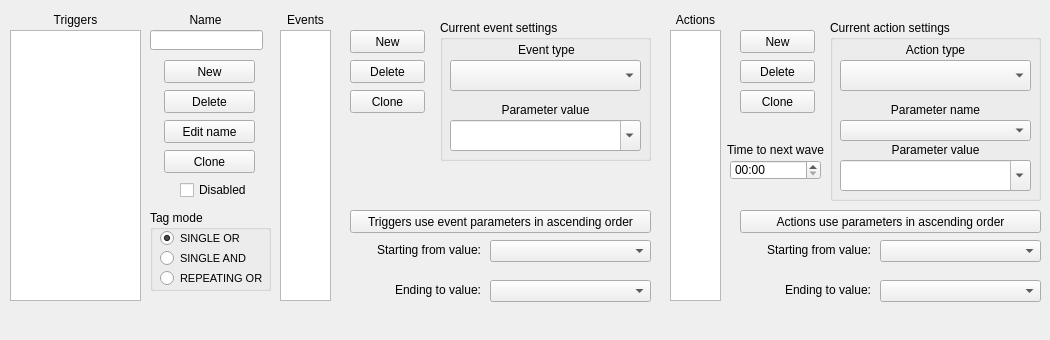
Qt form src/ui/triggersection.ui (PTapioK/TSWaveMaker) before a commit.
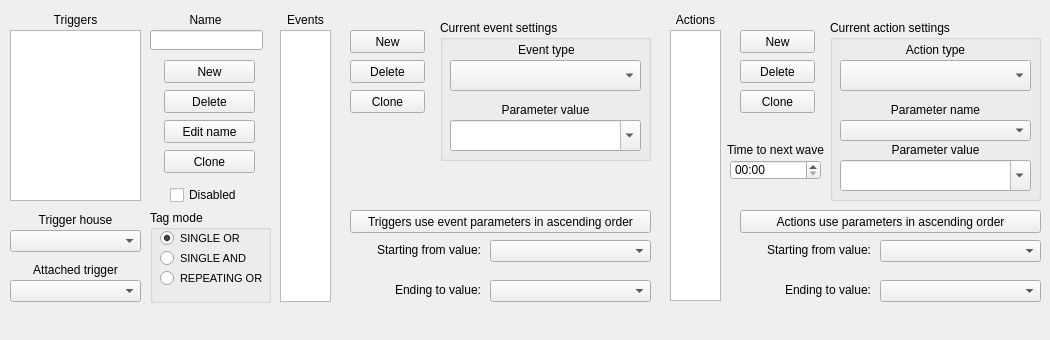
The same form after that commit.

Commit message: Add UI controls for trigger house and attached trigger.

The edit to the form file:
```diff
--- a/src/ui/triggersection.ui
+++ b/src/ui/triggersection.ui
@@ -130,7 +130,7 @@
       <x>10</x>
       <y>30</y>
       <width>131</width>
-      <height>271</height>
+      <height>171</height>
      </rect>
     </property>
     <property name="selectionMode">
@@ -140,10 +140,10 @@
    <widget class="QCheckBox" name="isDisabledCheck">
     <property name="geometry">
      <rect>
-      <x>180</x>
+      <x>170</x>
       <y>180</y>
-      <width>81</width>
-      <height>20</height>
+      <width>91</width>
+      <height>30</height>
      </rect>
     </property>
     <property name="text">
@@ -473,7 +473,7 @@
       <x>280</x>
       <y>30</y>
       <width>51</width>
-      <height>271</height>
+      <height>272</height>
      </rect>
     </property>
     <property name="selectionMode">
@@ -612,7 +612,7 @@
       <x>150</x>
       <y>210</y>
       <width>121</width>
-      <height>81</height>
+      <height>93</height>
      </rect>
     </property>
     <property name="title">
@@ -663,7 +663,7 @@
        <x>10</x>
        <y>60</y>
        <width>121</width>
-       <height>17</height>
+       <height>16</height>
       </rect>
      </property>
      <property name="font">
@@ -735,6 +735,52 @@
      <string>&lt;html&gt;&lt;head/&gt;&lt;body&gt;&lt;p align=&quot;right&quot;&gt;Ending to value:&lt;/p&gt;&lt;/body&gt;&lt;/html&gt;</string>
     </property>
    </widget>
+   <widget class="QComboBox" name="AttachedTriggerBox">
+    <property name="geometry">
+     <rect>
+      <x>10</x>
+      <y>280</y>
+      <width>131</width>
+      <height>22</height>
+     </rect>
+    </property>
+   </widget>
+   <widget class="QLabel" name="AttachedTriggerLabel">
+    <property name="geometry">
+     <rect>
+      <x>10</x>
+      <y>260</y>
+      <width>131</width>
+      <height>20</height>
+     </rect>
+    </property>
+    <property name="text">
+     <string>&lt;html&gt;&lt;head/&gt;&lt;body&gt;&lt;p align=&quot;center&quot;&gt;Attached trigger&lt;/p&gt;&lt;/body&gt;&lt;/html&gt;</string>
+    </property>
+   </widget>
+   <widget class="QComboBox" name="TriggerHouseBox">
+    <property name="geometry">
+     <rect>
+      <x>10</x>
+      <y>230</y>
+      <width>131</width>
+      <height>22</height>
+     </rect>
+    </property>
+   </widget>
+   <widget class="QLabel" name="TriggerHouseLabel">
+    <property name="geometry">
+     <rect>
+      <x>10</x>
+      <y>210</y>
+      <width>131</width>
+      <height>20</height>
+     </rect>
+    </property>
+    <property name="text">
+     <string>&lt;html&gt;&lt;head/&gt;&lt;body&gt;&lt;p align=&quot;center&quot;&gt;Trigger house&lt;/p&gt;&lt;/body&gt;&lt;/html&gt;</string>
+    </property>
+   </widget>
   </widget>
  </widget>
  <resources/>
```
The commit also changes 4 other files.
